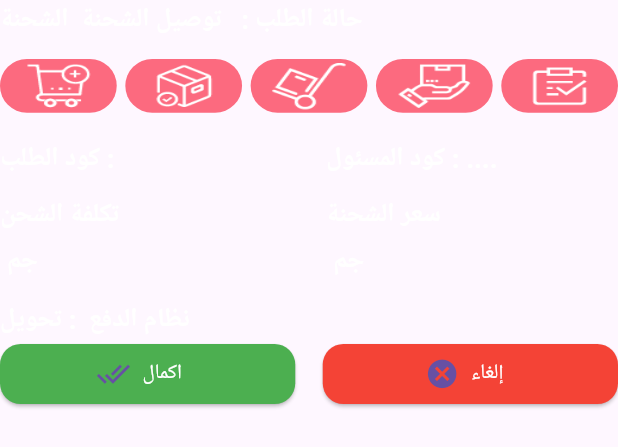
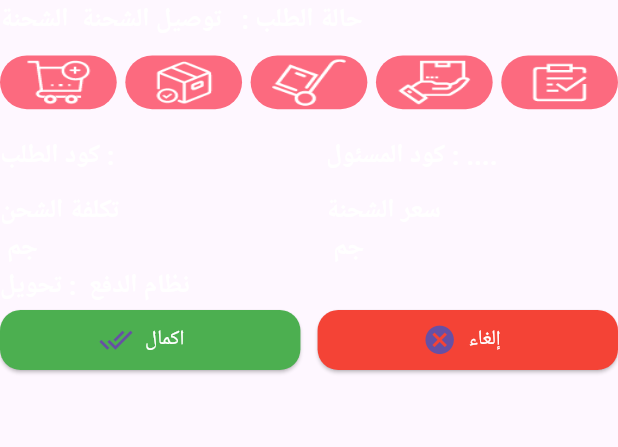
Before and after one commit to Mohamednaser66/ordervite, a Flutter app: the SuOrderStatesWidget widget shown alone on an empty page, opened directly with empty values, on a phone screen of 412 x 824 dp. Shown: the top 447 px of the screen. Run offline on Flutter 3.47's test engine with Material 3 defaults, Android fonts, the phone set to English and light mode, and no system bars; our stand-ins replace cloud_firestore, firebase_auth, firebase_core, firebase_messaging, flutter_markdown, flutter_screenutil and 8 more; missing offline and left inert: app_tracking_transparency, rate_my_app; accounts and stored records are empty; statements that could not run were skipped.

Commit message:
edite location and edite order screen

```diff
--- a/lib/shipper/widgets/sh_order_states_widget.dart
+++ b/lib/shipper/widgets/sh_order_states_widget.dart
@@ -187,7 +187,6 @@ class _ShOrderStatesWidgetState extends State<ShOrderStatesWidget> {
           ],
         ),
 
-        SizedBox(height: 8.h),
         Row(
           children: [
             Expanded(
@@ -609,7 +608,6 @@ class _ShOrderStatesWidgetState extends State<ShOrderStatesWidget> {
 
                   SizedBox(width: 15.w),
 
-                  /// ===================== CANCEL BUTTON =====================
                   Expanded(
                     child: ElevatedButton.icon(
                       onPressed: () async {
--- a/lib/supplier/widgets/su_order_states_widget.dart
+++ b/lib/supplier/widgets/su_order_states_widget.dart
@@ -66,7 +66,7 @@ final Function   _showNetworkErrorDialog;
           ],
         ),
 
-        SizedBox(height: 12.h),
+        SizedBox(height: 10.h),
 
         SuOrderStatesIcons(isConfirm: isConfirm,
           isShConfirm: isShConfirm,
@@ -157,7 +157,6 @@ final Function   _showNetworkErrorDialog;
             ),
           ],
         ),
-        SizedBox(height: 5.h),
 
         Row(
           children: <Widget>[
@@ -191,7 +190,6 @@ final Function   _showNetworkErrorDialog;
             ),
           ],
         ),
-        SizedBox(height: 12.h),
         Row(
           children: <Widget>[
             Expanded(
@@ -383,7 +381,7 @@ final Function   _showNetworkErrorDialog;
                 ),
               ),
             ),
-            SizedBox(width: 16.w),
+            SizedBox(width: 10.w),
             Expanded(
               child: ElevatedButton.icon(
                 onPressed: () async {
```
